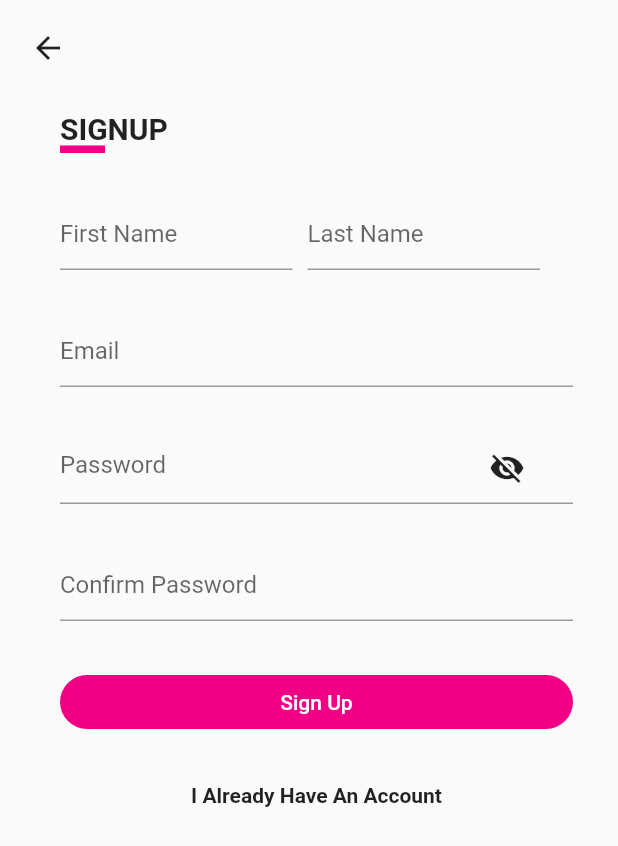
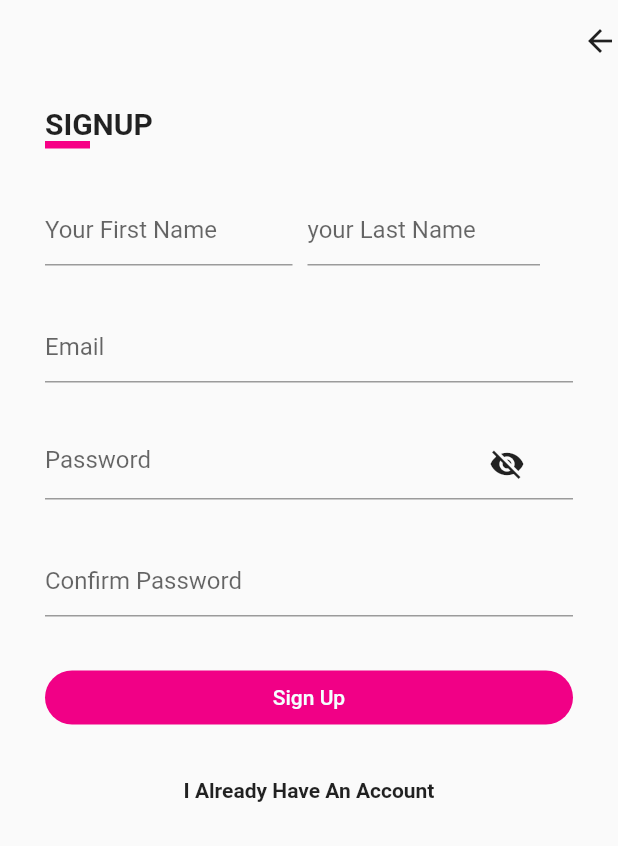
Before and after one commit to harshitnariya8/Flutter_LoginPage, a Flutter app: the SignUp screen opened directly, on a phone screen of 412 x 824 dp. Shown: the top 846 px of the screen. Run offline on Flutter 3.47's test engine with Material 2 defaults, Android fonts, the phone set to English and light mode, and no system bars; missing offline and left inert: dart:ffi.

Commit message:
Update sign_up.dart
third

```diff
--- a/lib/pages/sign_up.dart
+++ b/lib/pages/sign_up.dart
@@ -29,20 +29,20 @@ class _SignUpState extends State<SignUp> {
   Widget getBody() {
     return SafeArea(
         child: Column(
-      crossAxisAlignment: CrossAxisAlignment.start,
+      crossAxisAlignment: CrossAxisAlignment.end,
       children: <Widget>[
         InkWell(
             onTap: () {
               Navigator.pop(context);
             },
             child: Padding(
-                padding: const EdgeInsets.only(left: 20, top: 20),
+                padding: const EdgeInsets.only(left: 15, top: 15),
                 child: Icon(Icons.arrow_back))),
         SizedBox(
-          height: 30,
+          height: 32,
         ),
         Padding(
-          padding: const EdgeInsets.only(left: 40),
+          padding: const EdgeInsets.only(left: 30),
           child: Column(
             crossAxisAlignment: CrossAxisAlignment.start,
             children: [
@@ -53,7 +53,7 @@ class _SignUpState extends State<SignUp> {
               Container(
                 height: 5,
                 width: 30,
-                color: Color.fromRGBO(241, 0, 134, 1),
+                color: Color.fromRGBO(247, 0, 134, 1),
               ),
               SizedBox(
                 height: 30,
@@ -61,10 +61,10 @@ class _SignUpState extends State<SignUp> {
               Row(
                 children: [
                   Container(
-                    width: 155,
+                    width: 165,
                     child: TextField(
                       controller: _controllerFirstName,
-                      decoration: InputDecoration(hintText: "First Name"),
+                      decoration: InputDecoration(hintText: "Your First Name"),
                     ),
                   ),
                   SizedBox(
@@ -74,7 +74,7 @@ class _SignUpState extends State<SignUp> {
                     width: 155,
                     child: TextField(
                       controller: _controllerLastName,
-                      decoration: InputDecoration(hintText: "Last Name"),
+                      decoration: InputDecoration(hintText: "your Last Name"),
                     ),
                   ),
                 ],
@@ -146,7 +146,7 @@ class _SignUpState extends State<SignUp> {
                       child: Text(
                         "Sign Up",
                         style:
-                            TextStyle(color: Color.fromRGBO(255, 255, 255, 1)),
+                            TextStyle(color: Color.fromRGBO(245, 255, 255, 1)),
                       ),
                     ))
                   ],
```
